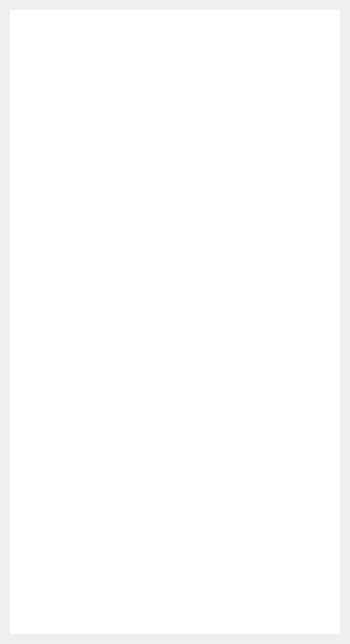
Qt form playlistitems.ui (futuregainz/iPlayMovie) before a commit.
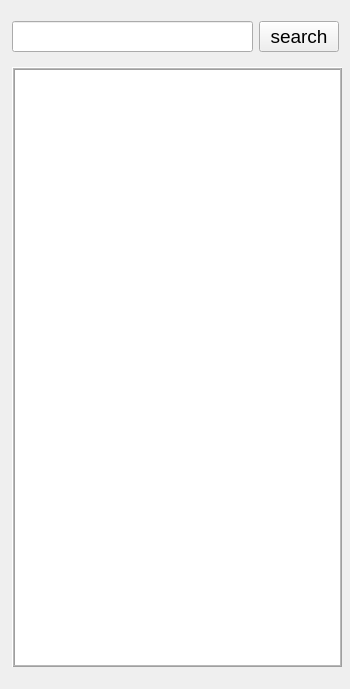
The same form after that commit.

What changed in the file:
```diff
--- a/playlistitems.ui
+++ b/playlistitems.ui
@@ -7,7 +7,7 @@
     <x>0</x>
     <y>0</y>
     <width>350</width>
-    <height>644</height>
+    <height>689</height>
    </rect>
   </property>
   <property name="sizePolicy">
@@ -48,20 +48,28 @@
   </property>
   <layout class="QVBoxLayout" name="verticalLayout_3">
    <property name="spacing">
-    <number>1</number>
+    <number>6</number>
    </property>
    <property name="leftMargin">
-    <number>10</number>
+    <number>12</number>
    </property>
    <property name="topMargin">
-    <number>10</number>
+    <number>12</number>
    </property>
-   <property name="rightMargin">
-    <number>10</number>
-   </property>
-   <property name="bottomMargin">
-    <number>10</number>
-   </property>
+   <item>
+    <layout class="QHBoxLayout" name="horizontalLayout_2">
+     <item>
+      <widget class="QLineEdit" name="lineEdit"/>
+     </item>
+     <item>
+      <widget class="QPushButton" name="searchButton">
+       <property name="text">
+        <string>search</string>
+       </property>
+      </widget>
+     </item>
+    </layout>
+   </item>
    <item>
     <widget class="QListWidget" name="listWidget">
      <property name="sizePolicy">
@@ -73,13 +81,13 @@
      <property name="minimumSize">
       <size>
        <width>330</width>
-       <height>624</height>
+       <height>600</height>
       </size>
      </property>
      <property name="maximumSize">
       <size>
        <width>330</width>
-       <height>16777215</height>
+       <height>600</height>
       </size>
      </property>
      <property name="font">
@@ -103,10 +111,10 @@
       <enum>QFrame::Raised</enum>
      </property>
      <property name="lineWidth">
-      <number>0</number>
+      <number>1</number>
      </property>
      <property name="midLineWidth">
-      <number>0</number>
+      <number>1</number>
      </property>
      <property name="horizontalScrollBarPolicy">
       <enum>Qt::ScrollBarAsNeeded</enum>
```
Left out of the diff: 2 changed lines with no effect on the pictures.
